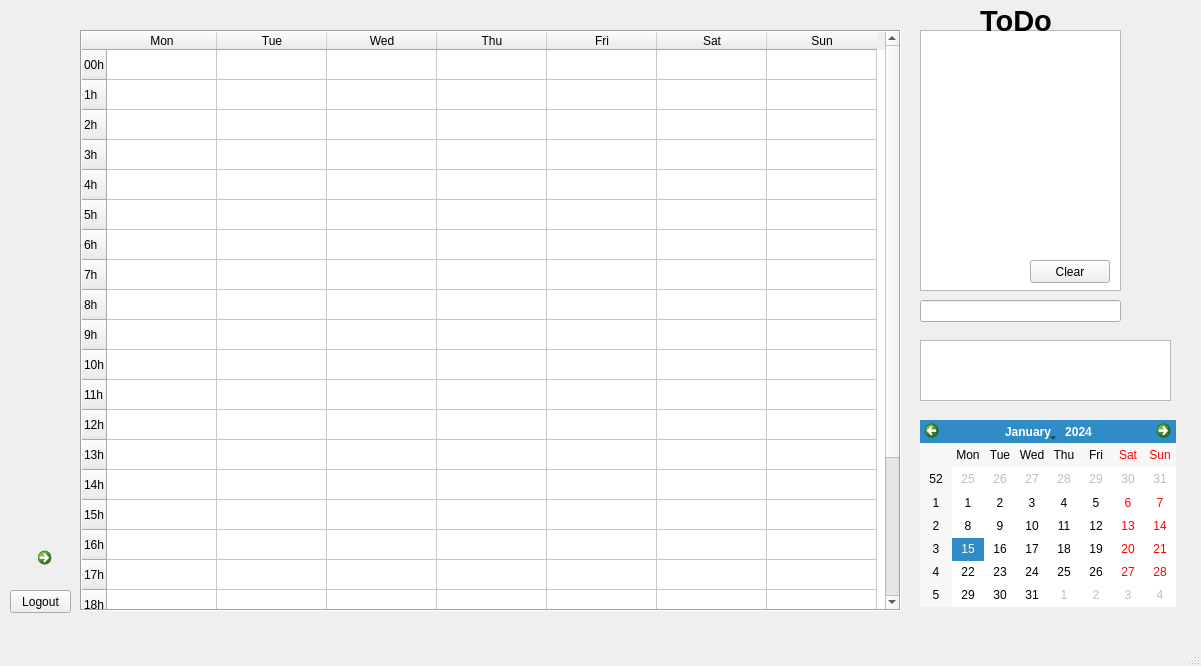
Qt form kOrganizify/src/appwindow.ui (jelisavetagavrilovic/kOrganizify) before a commit.
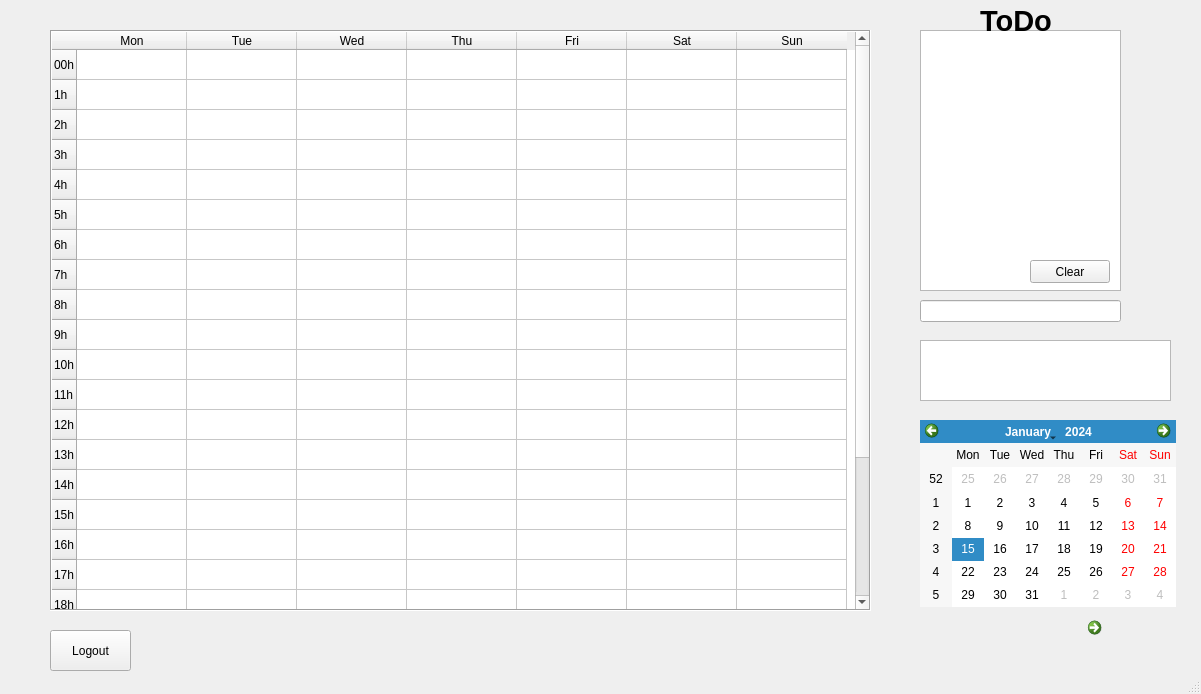
The same form after that commit. Icons and pictures are not drawn.

```diff
--- a/kOrganizify/src/appwindow.ui
+++ b/kOrganizify/src/appwindow.ui
@@ -7,7 +7,7 @@
     <x>0</x>
     <y>0</y>
     <width>1201</width>
-    <height>666</height>
+    <height>694</height>
    </rect>
   </property>
   <property name="windowTitle">
@@ -68,7 +68,7 @@
    <widget class="QTableWidget" name="tableWidget">
     <property name="geometry">
      <rect>
-      <x>80</x>
+      <x>50</x>
       <y>30</y>
       <width>821</width>
       <height>581</height>
@@ -263,10 +263,10 @@
    <widget class="QCommandLinkButton" name="btnSettings">
     <property name="geometry">
      <rect>
-      <x>30</x>
-      <y>540</y>
-      <width>31</width>
-      <height>31</height>
+      <x>1080</x>
+      <y>610</y>
+      <width>51</width>
+      <height>51</height>
      </rect>
     </property>
     <property name="text">
@@ -285,10 +285,10 @@
    <widget class="QPushButton" name="btnLogout">
     <property name="geometry">
      <rect>
-      <x>10</x>
-      <y>590</y>
-      <width>61</width>
-      <height>23</height>
+      <x>50</x>
+      <y>630</y>
+      <width>81</width>
+      <height>41</height>
      </rect>
     </property>
     <property name="text">
```
Left out of the diff: 7 changed lines with no effect on the pictures.
